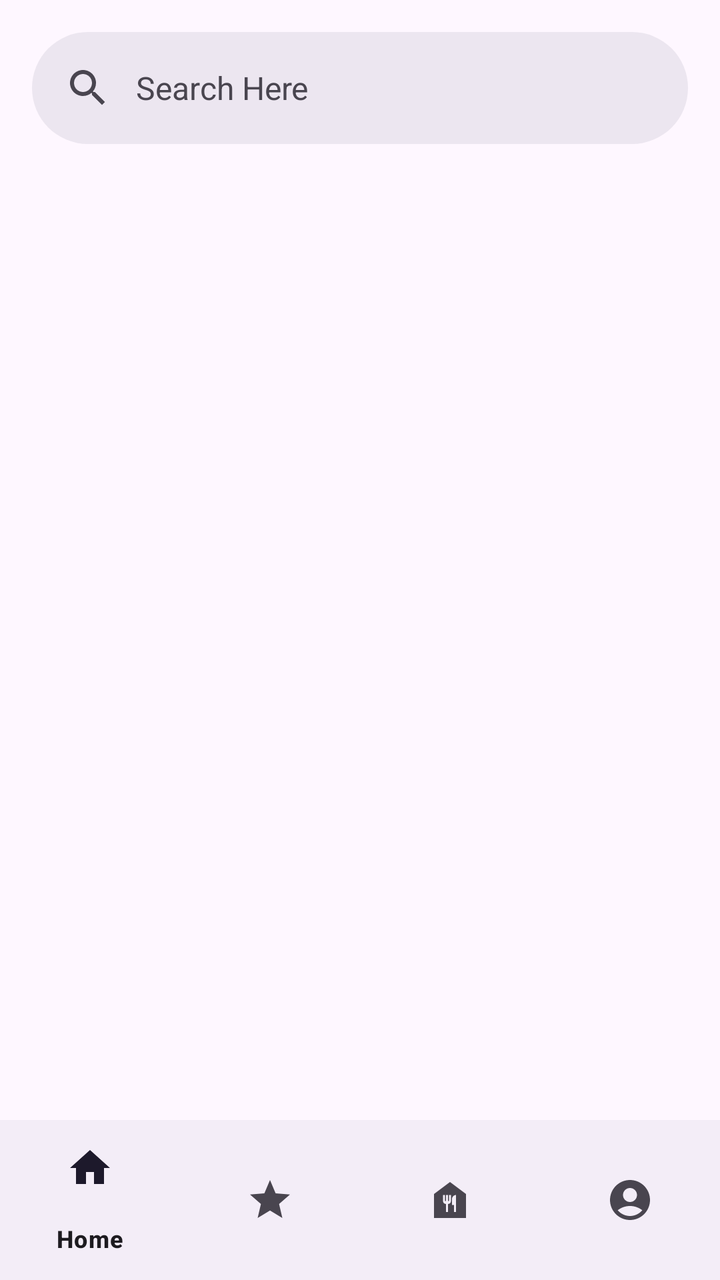
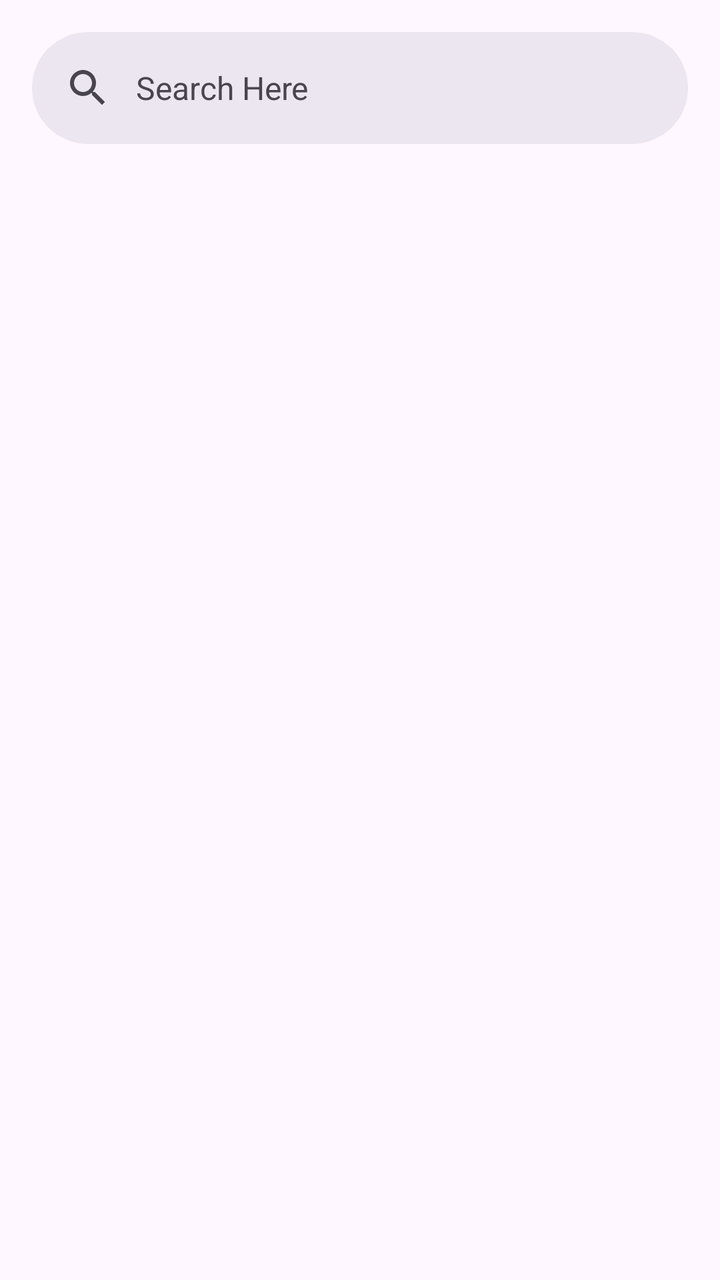

An Android layout rendered at two revisions. The XML below is the earlier revision; the diff shows what the commit changed to produce the second picture.
<!-- AndroidManifest.xml: application theme Theme.Foodalchemy -->
<!-- res/layout/fragment_home.xml -->
<?xml version="1.0" encoding="utf-8"?>
<androidx.constraintlayout.widget.ConstraintLayout xmlns:android="http://schemas.android.com/apk/res/android"
    xmlns:app="http://schemas.android.com/apk/res-auto"
    xmlns:tools="http://schemas.android.com/tools"
    android:layout_width="match_parent"
    android:layout_height="match_parent">

    <androidx.constraintlayout.widget.Guideline
        android:id="@+id/guideline19"
        android:layout_width="wrap_content"
        android:layout_height="wrap_content"
        android:orientation="horizontal"
        app:layout_constraintGuide_percent="0.05" />

    <androidx.constraintlayout.widget.Guideline
        android:id="@+id/guideline20"
        android:layout_width="wrap_content"
        android:layout_height="wrap_content"
        android:orientation="horizontal"
        app:layout_constraintGuide_percent="0.95" />

    <androidx.constraintlayout.widget.Guideline
        android:id="@+id/guideline21"
        android:layout_width="wrap_content"
        android:layout_height="wrap_content"
        android:orientation="vertical"
        app:layout_constraintGuide_percent="0.10" />

    <androidx.constraintlayout.widget.Guideline
        android:id="@+id/guideline22"
        android:layout_width="wrap_content"
        android:layout_height="wrap_content"
        android:orientation="vertical"
        app:layout_constraintGuide_percent="0.90" />

    
    <androidx.coordinatorlayout.widget.CoordinatorLayout
        android:layout_width="match_parent"
        android:layout_height="match_parent">

        
        <androidx.core.widget.NestedScrollView
            android:layout_width="match_parent"
            android:layout_height="match_parent"
            app:layout_behavior="@string/searchbar_scrolling_view_behavior">
            
        </androidx.core.widget.NestedScrollView>

        <com.google.android.material.appbar.AppBarLayout
            android:layout_width="match_parent"
            android:layout_height="wrap_content">
            <com.google.android.material.search.SearchBar
                android:id="@+id/search_bar"
                android:layout_width="match_parent"
                android:layout_height="wrap_content"
                android:hint="@string/search" />
        </com.google.android.material.appbar.AppBarLayout>

        <com.google.android.material.search.SearchView
            android:layout_width="match_parent"
            android:layout_height="match_parent"
            android:hint="@string/search"
            app:layout_anchor="@id/search_bar">

            <androidx.constraintlayout.widget.ConstraintLayout
                android:layout_width="match_parent"
                android:layout_height="match_parent">

                <androidx.constraintlayout.widget.Guideline
                    android:id="@+id/guideline23"
                    android:layout_width="wrap_content"
                    android:layout_height="wrap_content"
                    android:orientation="horizontal"
                    app:layout_constraintGuide_percent="0.02" />

                <androidx.constraintlayout.widget.Guideline
                    android:id="@+id/guideline24"
                    android:layout_width="wrap_content"
                    android:layout_height="wrap_content"
                    android:orientation="horizontal"
                    app:layout_constraintGuide_percent="0.95" />

                <androidx.constraintlayout.widget.Guideline
                    android:id="@+id/guideline25"
                    android:layout_width="wrap_content"
                    android:layout_height="wrap_content"
                    android:orientation="vertical"
                    app:layout_constraintGuide_percent="0.05" />

                <androidx.constraintlayout.widget.Guideline
                    android:id="@+id/guideline26"
                    android:layout_width="wrap_content"
                    android:layout_height="wrap_content"
                    android:orientation="vertical"
                    app:layout_constraintGuide_percent="0.90" />

                <TextView
                    android:id="@+id/categories"
                    app:layout_constraintStart_toStartOf="@+id/guideline25"
                    app:layout_constraintTop_toTopOf="@+id/guideline23"
                    android:layout_width="wrap_content"
                    android:layout_height="wrap_content"
                    android:text="Categories"
                    android:textAlignment="center"
                    android:textSize="22sp"
                    android:textStyle="bold"
                    tools:ignore="MissingConstraints" />

            </androidx.constraintlayout.widget.ConstraintLayout>



        </com.google.android.material.search.SearchView>
    </androidx.coordinatorlayout.widget.CoordinatorLayout>

    

    
    <LinearLayout
        android:layout_width="match_parent"
        android:layout_height="wrap_content"
        app:layout_constraintBottom_toBottomOf="parent">

        <com.google.android.material.bottomnavigation.BottomNavigationView
            android:id="@+id/bottom_navigation"
            android:layout_width="match_parent"
            android:layout_height="wrap_content"
            app:menu="@menu/bottom_navigation_menu" />
    </LinearLayout>
</androidx.constraintlayout.widget.ConstraintLayout>
<!-- resources referenced by this layout -->
<resources>
  <string name="search">Search Here</string>
  <style name="Theme.Foodalchemy" parent="Base.Theme.Foodalchemy" />
  <style name="Base.Theme.Foodalchemy" parent="Theme.Material3.DayNight.NoActionBar">
          
          
      </style>
</resources>

<!-- the commit's change to res/layout/fragment_home.xml (unified diff, before → after) -->
@@ -3,7 +3,8 @@
     xmlns:app="http://schemas.android.com/apk/res-auto"
     xmlns:tools="http://schemas.android.com/tools"
     android:layout_width="match_parent"
-    android:layout_height="match_parent">
+    android:layout_height="match_parent"
+    tools:context=".ui.main.MainActivity">
 
     <androidx.constraintlayout.widget.Guideline
         android:id="@+id/guideline19"
@@ -109,22 +110,10 @@
             </androidx.constraintlayout.widget.ConstraintLayout>
 
 
-
         </com.google.android.material.search.SearchView>
     </androidx.coordinatorlayout.widget.CoordinatorLayout>
 
     
 
     
-    <LinearLayout
-        android:layout_width="match_parent"
-        android:layout_height="wrap_content"
-        app:layout_constraintBottom_toBottomOf="parent">
-
-        <com.google.android.material.bottomnavigation.BottomNavigationView
-            android:id="@+id/bottom_navigation"
-            android:layout_width="match_parent"
-            android:layout_height="wrap_content"
-            app:menu="@menu/bottom_navigation_menu" />
-    </LinearLayout>
 </androidx.constraintlayout.widget.ConstraintLayout>
